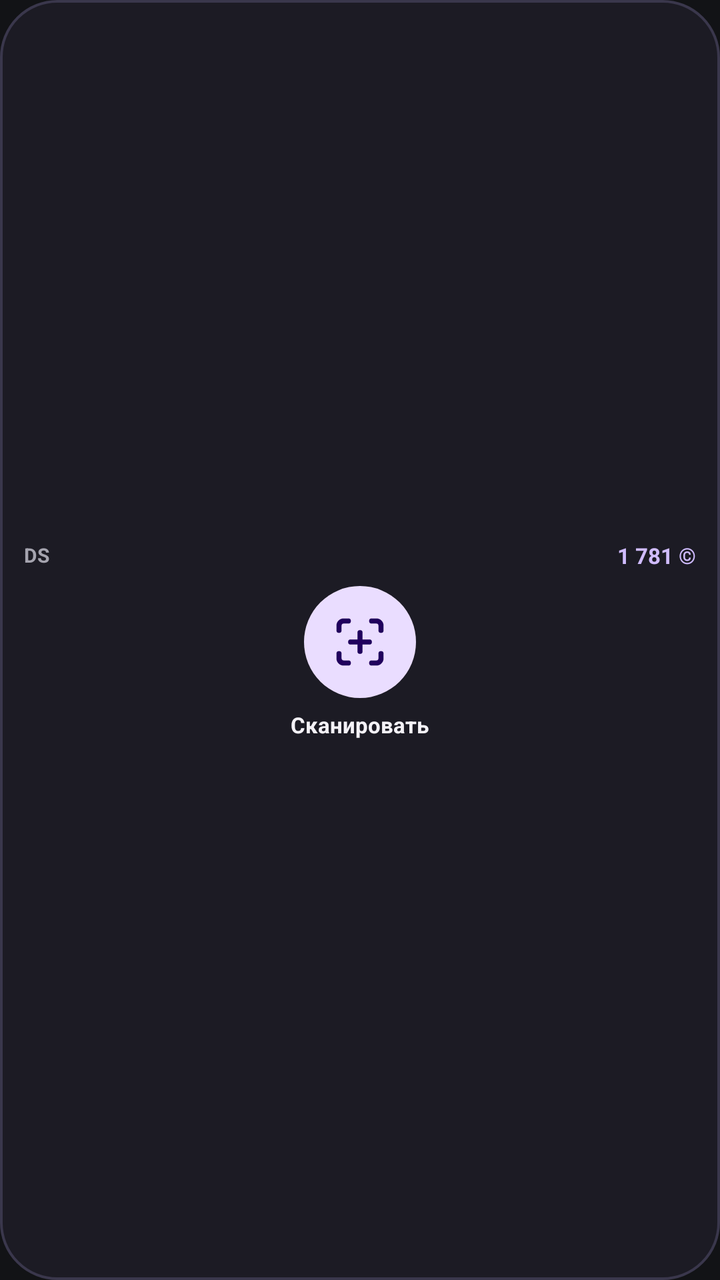
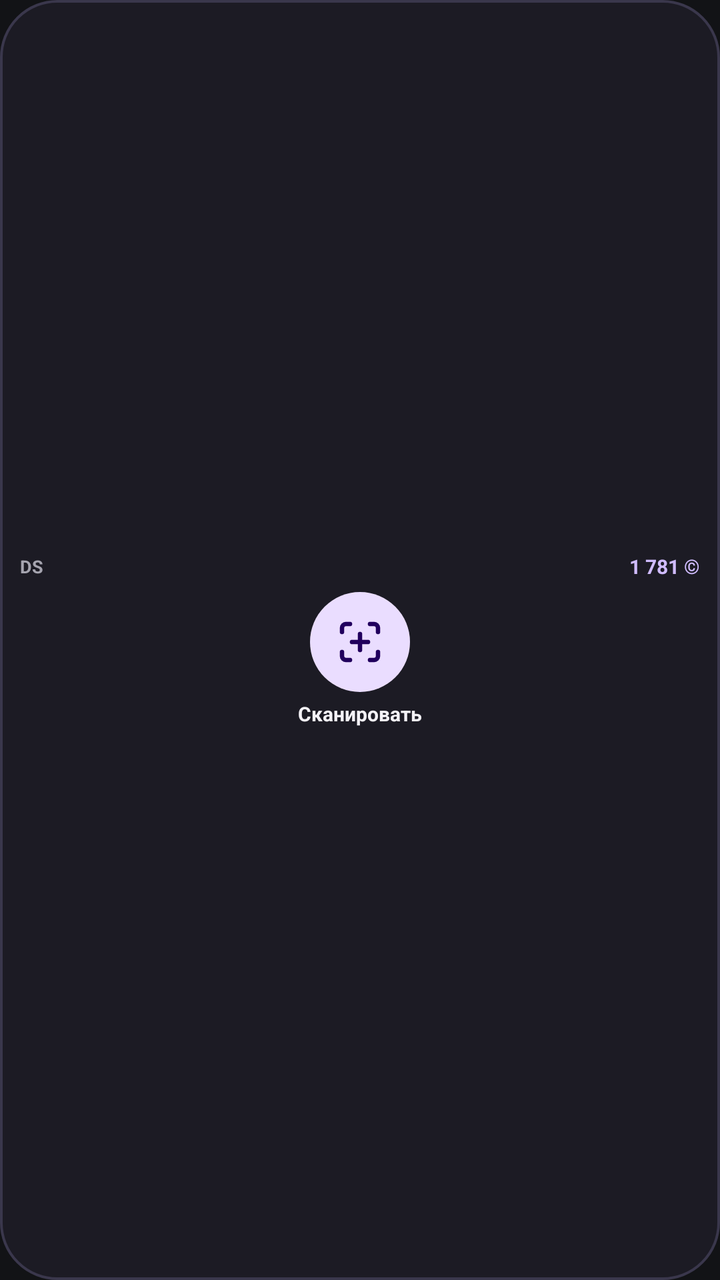

Compare the two renders of this Android layout. The source of the first and the diff that turns it into the second are given below.
<!-- AndroidManifest.xml: application theme Theme.Darkside -->
<!-- res/layout/widget_darkside_2x2.xml -->
<?xml version="1.0" encoding="utf-8"?>
<LinearLayout xmlns:android="http://schemas.android.com/apk/res/android"
    android:id="@+id/widget_root_2x2"
    android:layout_width="match_parent"
    android:layout_height="match_parent"
    android:background="@drawable/bg_widget_container"
    android:gravity="center"
    android:orientation="vertical"
    android:padding="12dp">

    
    <LinearLayout
        android:layout_width="match_parent"
        android:layout_height="wrap_content"
        android:gravity="center_vertical"
        android:orientation="horizontal">

        <TextView
            android:layout_width="0dp"
            android:layout_height="wrap_content"
            android:layout_weight="1"
            android:text="DS"
            android:textColor="@color/ds_text_secondary"
            android:textSize="10sp"
            android:textStyle="bold" />

        <TextView
            android:id="@+id/widget_balance_2x2"
            android:layout_width="wrap_content"
            android:layout_height="wrap_content"
            android:text="1 781 ©"
            android:textColor="@color/ds_primary"
            android:textSize="11sp"
            android:textStyle="bold" />
    </LinearLayout>

    
    <ImageView
        android:id="@+id/widget_btn_scan_2x2"
        android:layout_width="56dp"
        android:layout_height="56dp"
        android:layout_marginTop="8dp"
        android:layout_marginBottom="6dp"
        android:background="@drawable/bg_widget_circle_btn"
        android:clickable="true"
        android:contentDescription="@string/scan_qr"
        android:focusable="true"
        android:padding="14dp"
        android:src="@drawable/ic_scan_qr" />

    
    <TextView
        android:layout_width="wrap_content"
        android:layout_height="wrap_content"
        android:text="@string/scan_qr_short"
        android:textColor="@color/ds_text_primary"
        android:textSize="11sp"
        android:textStyle="bold" />

</LinearLayout>
<!-- resources referenced by this layout -->
<resources>
  <color name="ds_primary">#D0BCFF</color>
  <color name="ds_text_primary">#F4F2F7</color>
  <color name="ds_text_secondary">#A5A4AF</color>
  <!-- drawable bg_widget_circle_btn (drawable) -->
  <?xml version="1.0" encoding="utf-8"?>
  <ripple xmlns:android="http://schemas.android.com/apk/res/android"
      android:color="@color/ds_primary">
      <item>
          <shape android:shape="oval">
              <solid android:color="@color/ds_primary_container" />
          </shape>
      </item>
  </ripple>
  <!-- drawable bg_widget_container (drawable) -->
  <?xml version="1.0" encoding="utf-8"?>
  <shape xmlns:android="http://schemas.android.com/apk/res/android"
      android:shape="rectangle">
      <corners android:radius="28dp" />
      <solid android:color="@color/ds_surface" />
      <stroke
          android:width="1.2dp"
          android:color="@color/ds_stroke" />
  </shape>
  <!-- drawable ic_scan_qr (drawable) -->
  <vector xmlns:android="http://schemas.android.com/apk/res/android"
      android:width="24dp"
      android:height="24dp"
      android:viewportWidth="24"
      android:viewportHeight="24">
      <path
          android:strokeColor="#21005D"
          android:strokeWidth="2.2"
          android:strokeLineCap="round"
          android:strokeLineJoin="round"
          android:pathData="M3,7V5a2,2 0 0,1 2,-2h2M17,3h2a2,2 0 0,1 2,2v2M21,17v2a2,2 0 0,1 -2,2h-2M7,21H5a2,2 0 0,1 -2,-2v-2M12,8v8M8,12h8" />
  </vector>
  <string name="scan_qr">СКАНИРОВАТЬ</string>
  <string name="scan_qr_short">Сканировать</string>
  <style name="Theme.Darkside" parent="Theme.Material3.Dark.NoActionBar">
          <item name="android:windowBackground">@color/ds_background</item>
          <item name="android:statusBarColor">@color/ds_background</item>
          <item name="android:navigationBarColor">@color/ds_background</item>
          <item name="colorPrimary">@color/ds_primary</item>
          <item name="colorOnPrimary">@color/ds_on_primary</item>
          <item name="colorSurface">@color/ds_surface</item>
          <item name="colorOnSurface">@color/ds_text_primary</item>
      </style>
  <color name="ds_primary_container">#EADDFF</color>
  <color name="ds_surface">#1C1B24</color>
  <color name="ds_stroke">#3A374C</color>
  <color name="ds_background">#121316</color>
  <color name="ds_on_primary">#381E72</color>
</resources>

<!-- the commit's change to res/layout/widget_darkside_2x2.xml (unified diff, before → after) -->
@@ -6,7 +6,7 @@
     android:background="@drawable/bg_widget_container"
     android:gravity="center"
     android:orientation="vertical"
-    android:padding="12dp">
+    android:padding="10dp">
 
     
     <LinearLayout
@@ -19,42 +19,45 @@
             android:layout_width="0dp"
             android:layout_height="wrap_content"
             android:layout_weight="1"
+            android:singleLine="true"
             android:text="DS"
             android:textColor="@color/ds_text_secondary"
-            android:textSize="10sp"
+            android:textSize="9sp"
             android:textStyle="bold" />
 
         <TextView
             android:id="@+id/widget_balance_2x2"
             android:layout_width="wrap_content"
             android:layout_height="wrap_content"
+            android:singleLine="true"
             android:text="1 781 ©"
             android:textColor="@color/ds_primary"
-            android:textSize="11sp"
+            android:textSize="10sp"
             android:textStyle="bold" />
     </LinearLayout>
 
     
     <ImageView
         android:id="@+id/widget_btn_scan_2x2"
-        android:layout_width="56dp"
-        android:layout_height="56dp"
-        android:layout_marginTop="8dp"
-        android:layout_marginBottom="6dp"
+        android:layout_width="50dp"
+        android:layout_height="50dp"
+        android:layout_marginTop="6dp"
+        android:layout_marginBottom="4dp"
         android:background="@drawable/bg_widget_circle_btn"
         android:clickable="true"
         android:contentDescription="@string/scan_qr"
         android:focusable="true"
-        android:padding="14dp"
+        android:padding="13dp"
         android:src="@drawable/ic_scan_qr" />
 
     
     <TextView
         android:layout_width="wrap_content"
         android:layout_height="wrap_content"
+        android:singleLine="true"
         android:text="@string/scan_qr_short"
         android:textColor="@color/ds_text_primary"
-        android:textSize="11sp"
+        android:textSize="10sp"
         android:textStyle="bold" />
 
 </LinearLayout>
